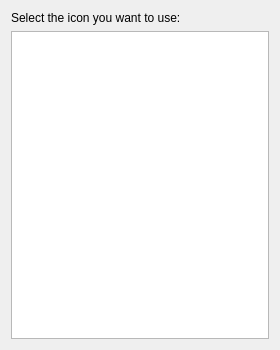
The window that src/dialogiconviewer.ui (tjohnman/Obsession) describes before a commit, drawn with Qt 5.
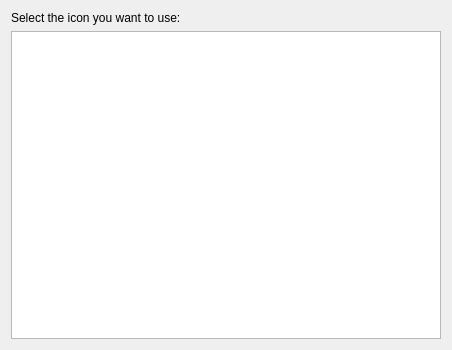
The same window after the commit.

What changed in the file:
```diff
--- a/src/dialogiconviewer.ui
+++ b/src/dialogiconviewer.ui
@@ -6,7 +6,7 @@
    <rect>
     <x>0</x>
     <y>0</y>
-    <width>280</width>
+    <width>452</width>
     <height>350</height>
    </rect>
   </property>
@@ -16,18 +16,6 @@
     <verstretch>0</verstretch>
    </sizepolicy>
   </property>
-  <property name="minimumSize">
-   <size>
-    <width>280</width>
-    <height>350</height>
-   </size>
-  </property>
-  <property name="maximumSize">
-   <size>
-    <width>280</width>
-    <height>16777215</height>
-   </size>
-  </property>
   <property name="windowTitle">
    <string>Icon Viewer</string>
   </property>
@@ -42,16 +30,10 @@
      </property>
      <property name="minimumSize">
       <size>
-       <width>242</width>
+       <width>430</width>
        <height>0</height>
       </size>
      </property>
-     <property name="maximumSize">
-      <size>
-       <width>99999</width>
-       <height>16777215</height>
-      </size>
-     </property>
     </widget>
    </item>
    <item row="0" column="0">
```
